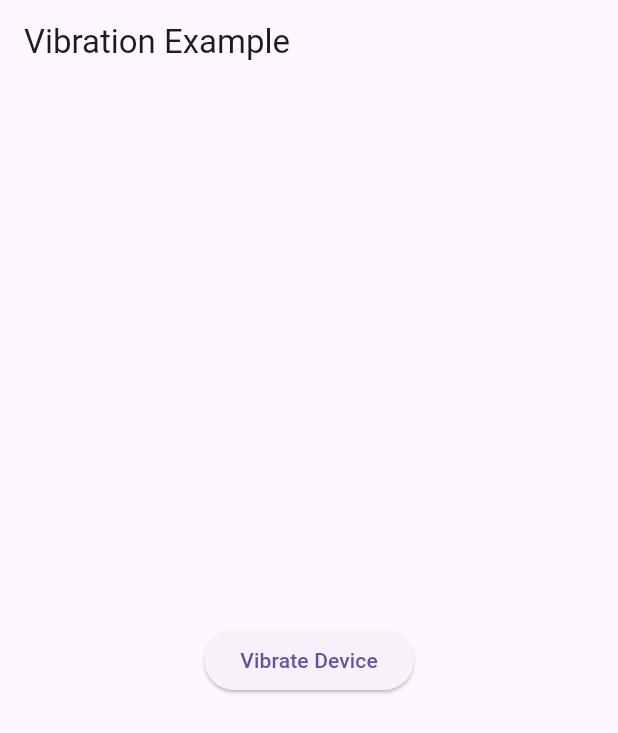
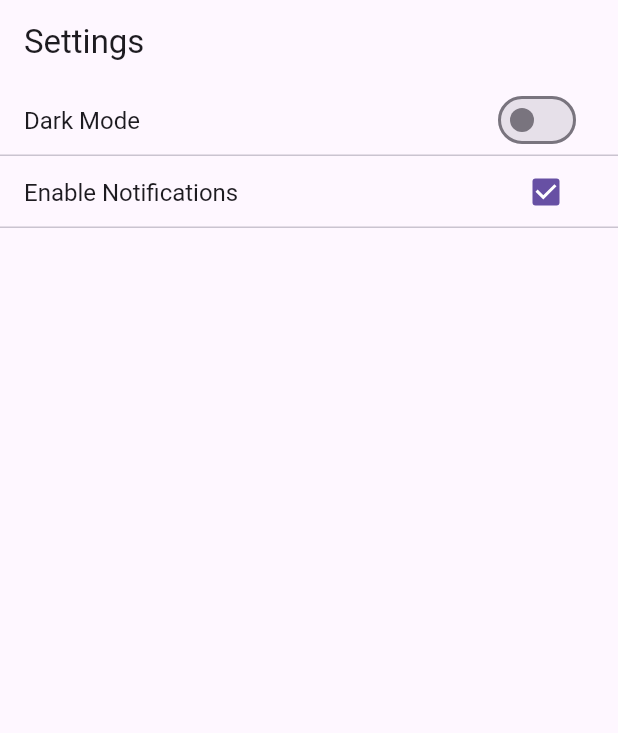
Before and after one commit to lightrao/lt25_fapp_one, a Flutter app: the screen it shows after launch, on a phone screen of 412 x 824 dp. Shown: the top 733 px of the screen. Run offline on Flutter 3.47's test engine with Material 3 defaults, Android fonts, the light colour scheme and no system bars; drawn by our look-alikes of flutter_settings_screens.

Commit message:
flutter_settings_screens

```diff
--- a/lib/main.dart
+++ b/lib/main.dart
@@ -1,7 +1,13 @@
 import 'package:flutter/material.dart';
-import 'package:vibration/vibration.dart';
+import 'package:flutter_settings_screens/flutter_settings_screens.dart';
+import 'screens/settings_screen.dart';
 
-void main() => runApp(MyApp());
+void main() async {
+  // Ensure binding and initialize settings before runApp
+  WidgetsFlutterBinding.ensureInitialized();
+  await Settings.init(cacheProvider: SharePreferenceCache());
+  runApp(const MyApp());
+}
 
 class MyApp extends StatelessWidget {
   const MyApp({super.key});
@@ -9,40 +15,9 @@ class MyApp extends StatelessWidget {
   @override
   Widget build(BuildContext context) {
     return MaterialApp(
-      title: 'Vibration Example',
-      home: VibrationHome(),
+      title: 'Flutter Settings Demo',
+      theme: ThemeData(primarySwatch: Colors.blue),
+      home: const SettingsScreenPage(),
     );
   }
 }
-
-class VibrationHome extends StatelessWidget {
-  const VibrationHome({super.key});
-
-  // Function to trigger device vibration
-  Future<void> _vibrateDevice() async {
-    // Check if the device supports vibration
-    if (await Vibration.hasVibrator()) {
-      // Vibrate for 500 milliseconds
-      Vibration.vibrate(duration: 500);
-      print("Device is vibrating.");
-    } else {
-      // If device does not support vibration, print a message to the console
-      print("Device does not support vibration.");
-    }
-  }
-
-  @override
-  Widget build(BuildContext context) {
-    return Scaffold(
-      appBar: AppBar(
-        title: Text('Vibration Example'),
-      ),
-      body: Center(
-        child: ElevatedButton(
-          onPressed: _vibrateDevice,
-          child: Text('Vibrate Device'),
-        ),
-      ),
-    );
-  }
-}
--- /dev/null
+++ b/lib/screens/settings_screen.dart
@@ -0,0 +1,34 @@
+import 'package:flutter/material.dart';
+import 'package:flutter_settings_screens/flutter_settings_screens.dart';
+import '../utils/settings_keys.dart';
+
+class SettingsScreenPage extends StatelessWidget {
+  const SettingsScreenPage({super.key});
+
+  @override
+  Widget build(BuildContext context) {
+    return SettingsScreen(
+      title: 'Settings',
+      children: <Widget>[
+        SwitchSettingsTile(
+          settingKey: SettingsKeys.darkMode,
+          title: 'Dark Mode',
+          defaultValue: false,
+          onChange: (bool value) {
+            // Here you can trigger theme change or perform any logic
+            debugPrint('Dark Mode changed: $value');
+          },
+        ),
+        // You can add more settings tiles here, for example a checkbox:
+        CheckboxSettingsTile(
+          settingKey: 'enable_notifications',
+          title: 'Enable Notifications',
+          defaultValue: true,
+          onChange: (bool value) {
+            debugPrint('Notifications enabled: $value');
+          },
+        ),
+      ],
+    );
+  }
+}
--- /dev/null
+++ b/lib/utils/settings_keys.dart
@@ -0,0 +1,3 @@
+class SettingsKeys {
+  static const String darkMode = 'dark_mode';
+}
--- a/pubspec.yaml
+++ b/pubspec.yaml
@@ -58,6 +58,7 @@ dependencies:
   provider: ^6.1.2
   liquid_progress_indicator_v2: ^0.5.0
   vibration: ^3.1.2
+  flutter_settings_screens: ^0.3.4
 
 dev_dependencies:
   flutter_test:
```
Also changed, not shown: pubspec.lock.
